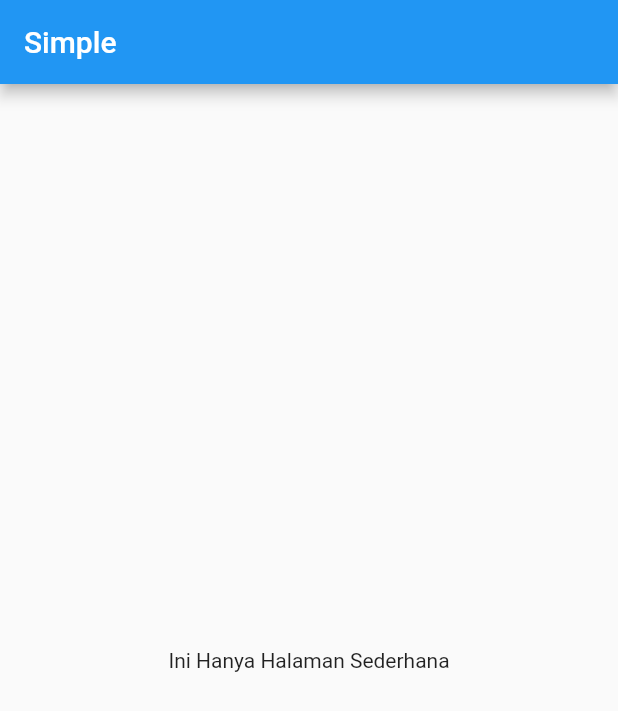
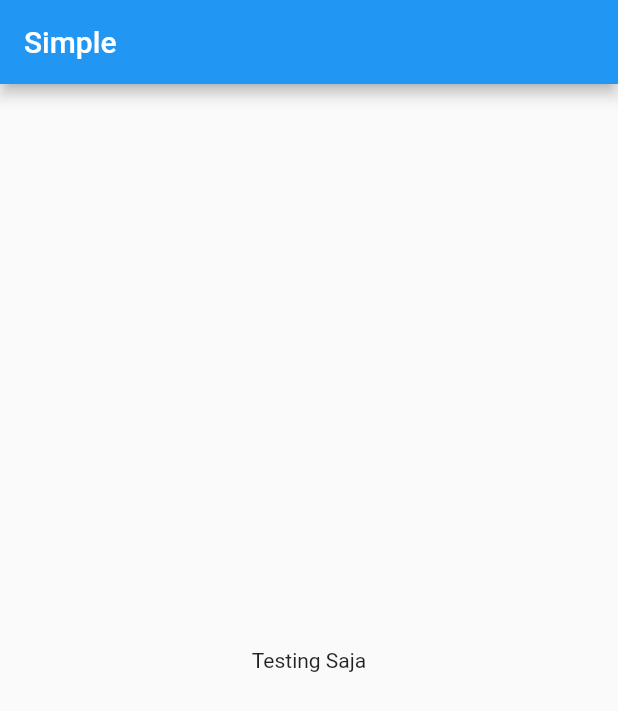
Before and after one commit to abumaryam/kuliah_flutter, a Flutter app: the screen it shows after launch, on a phone screen of 412 x 824 dp. Shown: the top 711 px of the screen. Run offline on Flutter 3.47's test engine with Material 2 defaults, Android fonts, the light colour scheme and no system bars.

Commit message:
mengganti testing

```diff
--- a/lib/screens/simple_screen.dart
+++ b/lib/screens/simple_screen.dart
@@ -10,7 +10,7 @@ class SimpleScreen extends StatelessWidget {
         title: Text('Simple'),
       ),
       body: Center(
-        child: Text('Ini Hanya Halaman Sederhana'),
+        child: Text('Testing Saja'),
       ),
     );
   }
```
